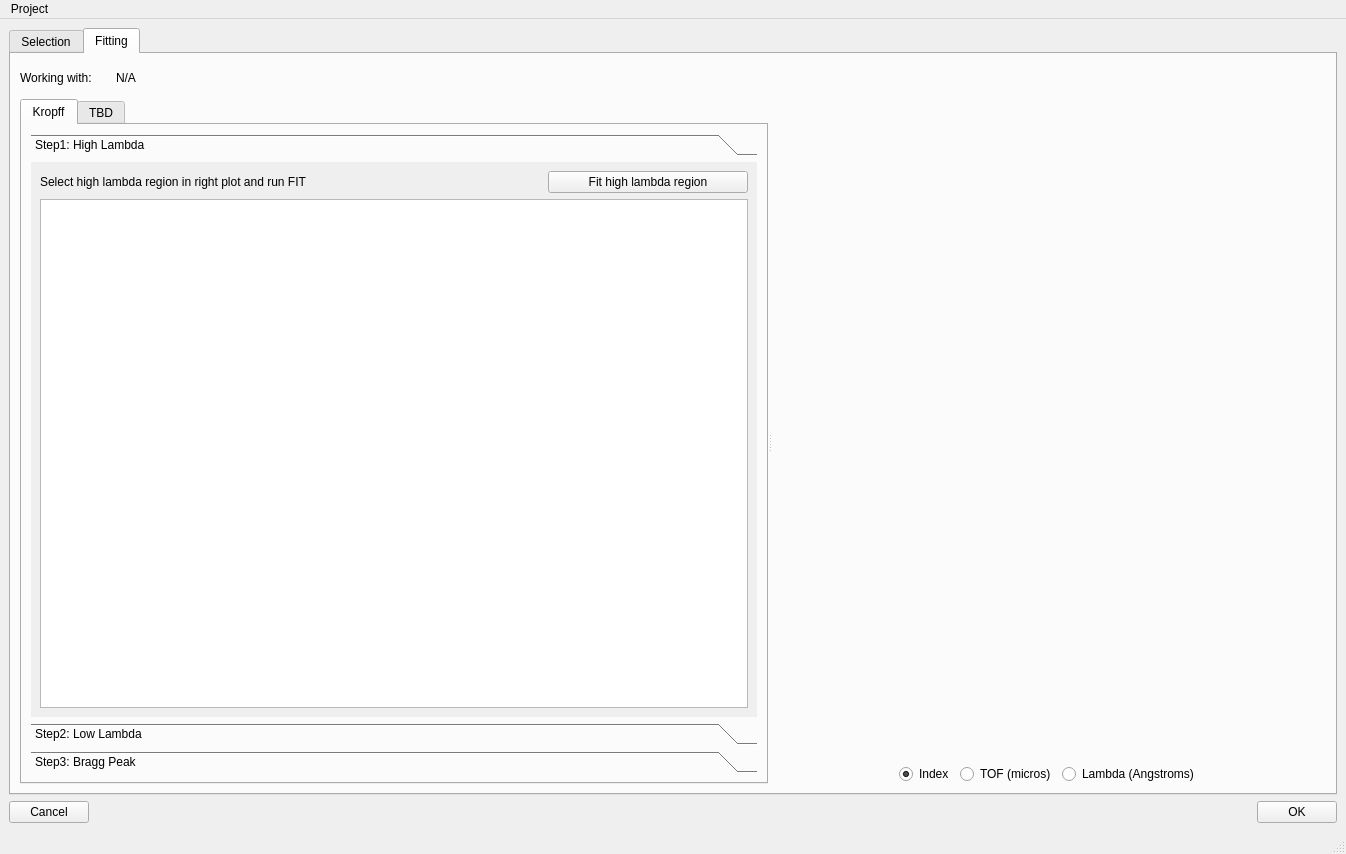
Before: the Qt Designer form ui/ui_bragg_edge_peak_fitting.ui in neutronimaging/python_notebooks, drawn with Qt 5.
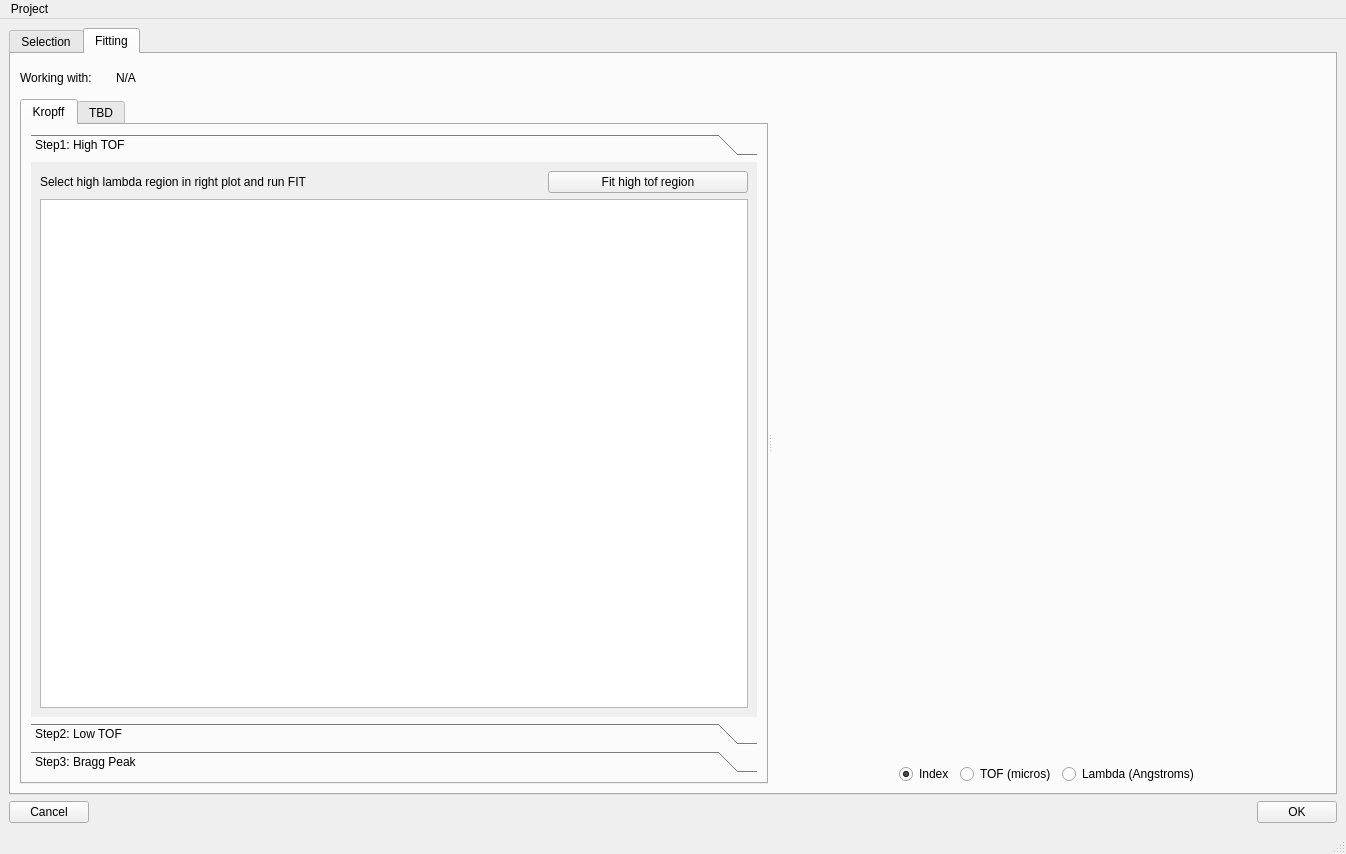
After: the same form once the commit is applied.

Commit message: moving fitting yaxis to cross section

```diff
--- a/ui/ui_bragg_edge_peak_fitting.ui
+++ b/ui/ui_bragg_edge_peak_fitting.ui
@@ -627,7 +627,7 @@
                  </rect>
                 </property>
                 <attribute name="label">
-                 <string>Step1: High Lambda</string>
+                 <string>Step1: High TOF</string>
                 </attribute>
                 <layout class="QVBoxLayout" name="verticalLayout_6">
                  <item>
@@ -654,7 +654,7 @@
                       </size>
                      </property>
                      <property name="text">
-                      <string>Fit high lambda region</string>
+                      <string>Fit high tof region</string>
                      </property>
                     </widget>
                    </item>
@@ -685,7 +685,7 @@
                  </rect>
                 </property>
                 <attribute name="label">
-                 <string>Step2: Low Lambda</string>
+                 <string>Step2: Low TOF</string>
                 </attribute>
                 <layout class="QVBoxLayout" name="verticalLayout_9">
                  <item>
```
Left out of the diff: 22 changed lines with no effect on the pictures. The commit also changes 11 other files.
